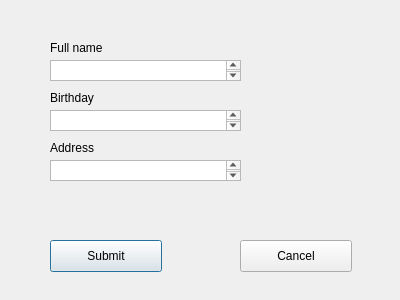
Before: the Qt Designer form forms/addpatientdialog.ui in DINOZYAVIER/hospital-manager, drawn with Qt 5.
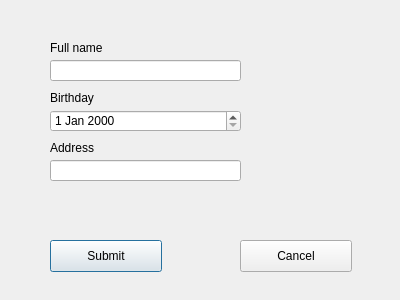
After: the same form once the commit is applied.

Commit message: Fixed and improved dialog windows.

Patch:
```diff
--- a/forms/addpatientdialog.ui
+++ b/forms/addpatientdialog.ui
@@ -19,48 +19,6 @@
   <property name="windowTitle">
    <string>Dialog</string>
   </property>
-  <widget class="QTextEdit" name="textEditName">
-   <property name="geometry">
-    <rect>
-     <x>50</x>
-     <y>60</y>
-     <width>191</width>
-     <height>21</height>
-    </rect>
-   </property>
-  </widget>
-  <widget class="QTextEdit" name="textEditBirthday">
-   <property name="geometry">
-    <rect>
-     <x>50</x>
-     <y>110</y>
-     <width>191</width>
-     <height>21</height>
-    </rect>
-   </property>
-   <property name="sizePolicy">
-    <sizepolicy hsizetype="Fixed" vsizetype="Fixed">
-     <horstretch>0</horstretch>
-     <verstretch>0</verstretch>
-    </sizepolicy>
-   </property>
-  </widget>
-  <widget class="QTextEdit" name="textEditAddress">
-   <property name="geometry">
-    <rect>
-     <x>50</x>
-     <y>160</y>
-     <width>191</width>
-     <height>21</height>
-    </rect>
-   </property>
-   <property name="sizePolicy">
-    <sizepolicy hsizetype="Fixed" vsizetype="Fixed">
-     <horstretch>0</horstretch>
-     <verstretch>0</verstretch>
-    </sizepolicy>
-   </property>
-  </widget>
   <widget class="QLabel" name="label">
    <property name="geometry">
     <rect>
@@ -126,6 +84,36 @@
     <string>Cancel</string>
    </property>
   </widget>
+  <widget class="QLineEdit" name="lineEditName">
+   <property name="geometry">
+    <rect>
+     <x>50</x>
+     <y>60</y>
+     <width>191</width>
+     <height>21</height>
+    </rect>
+   </property>
+  </widget>
+  <widget class="QDateEdit" name="dateEditBirthday">
+   <property name="geometry">
+    <rect>
+     <x>50</x>
+     <y>110</y>
+     <width>191</width>
+     <height>22</height>
+    </rect>
+   </property>
+  </widget>
+  <widget class="QLineEdit" name="lineEditAddress">
+   <property name="geometry">
+    <rect>
+     <x>50</x>
+     <y>160</y>
+     <width>191</width>
+     <height>21</height>
+    </rect>
+   </property>
+  </widget>
  </widget>
  <tabstops>
   <tabstop>textEditName</tabstop>
```
Left out of the diff: 5 changed lines with no effect on the pictures. The commit also changes 7 other files.
